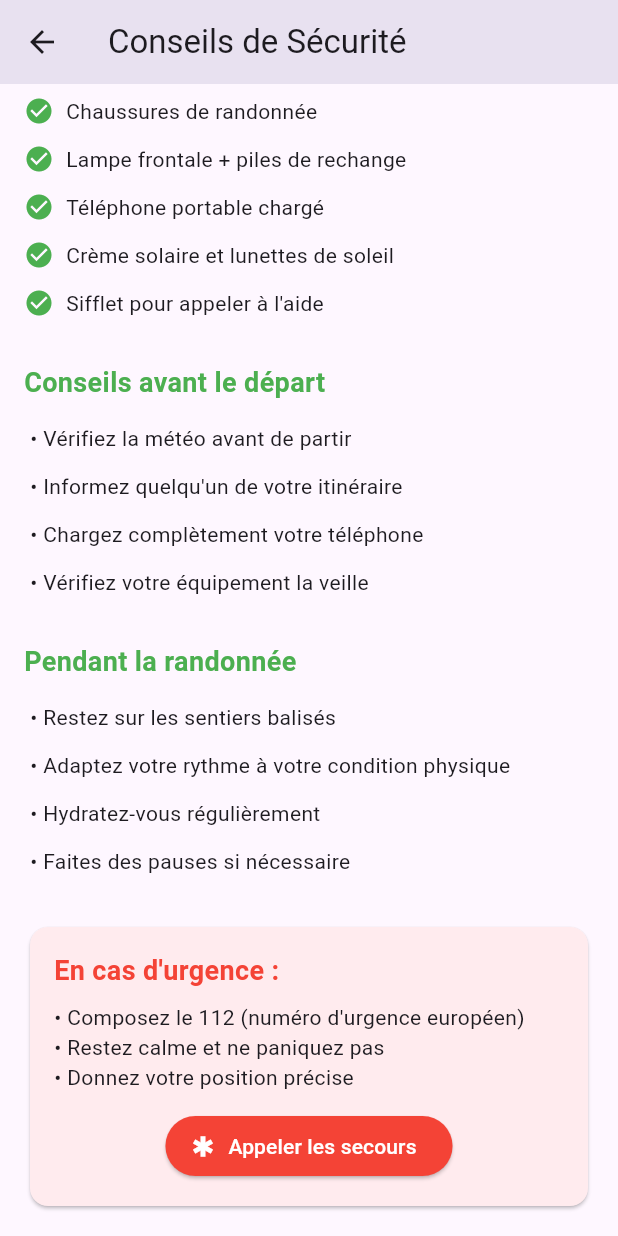
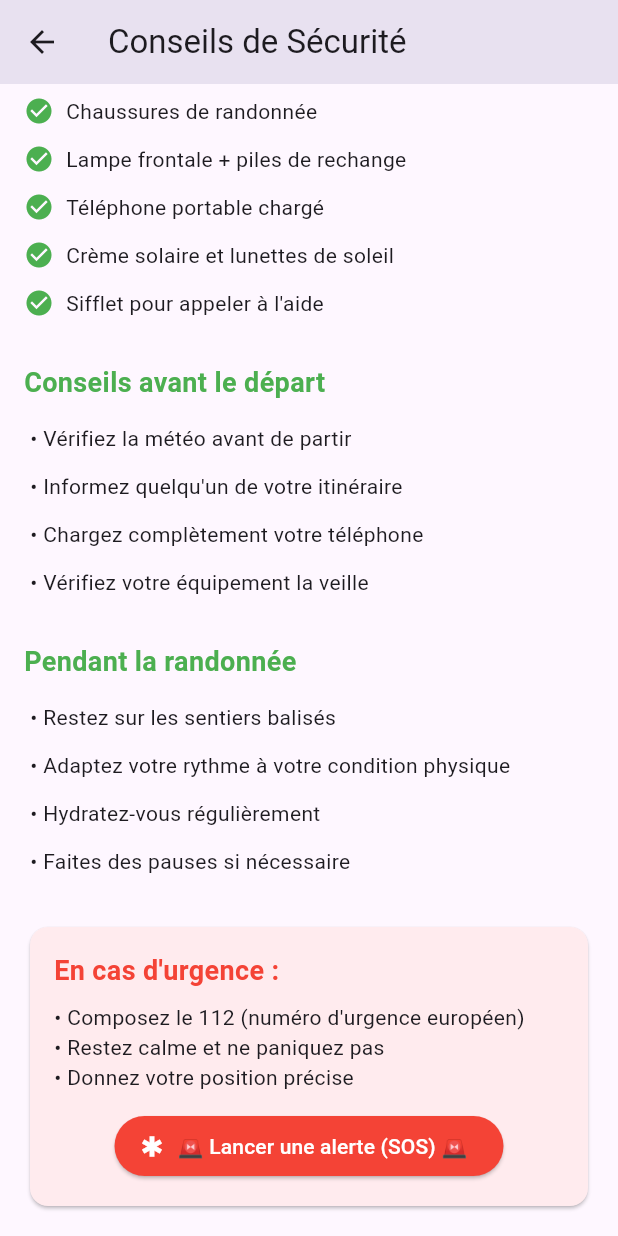
Before and after one commit to Hammoumcelia/Randonnee, a Flutter app: the SafetyTipsScreen screen opened by its route, scrolled down 208 dp, on a phone screen of 412 x 824 dp. Run offline on Flutter 3.47's test engine with Material 3 defaults, Android fonts, the phone set to English and light mode, and no system bars; our stand-ins replace flutter_compass, flutter_map, geolocator, latlong2, permission_handler; accounts and stored records are empty.

Commit message:
Ajout du bouton SOS avec alerte d'urgence et ce qui concerne la meteo

```diff
--- a/lib/screens/safety_tips.dart
+++ b/lib/screens/safety_tips.dart
@@ -105,7 +105,7 @@ class SafetyTipsScreen extends StatelessWidget {
             Center(
               child: ElevatedButton.icon(
                 icon: const Icon(Icons.emergency),
-                label: const Text('Appeler les secours'),
+                label: const Text('🚨 Lancer une alerte (SOS) 🚨'),
                 style: ElevatedButton.styleFrom(
                   backgroundColor: Colors.red,
                   foregroundColor: Colors.white,
@@ -114,7 +114,7 @@ class SafetyTipsScreen extends StatelessWidget {
                   // Implémenter l'appel d'urgence
                   ScaffoldMessenger.of(context).showSnackBar(
                     const SnackBar(
-                      content: Text('Composition du 112 simulée'),
+                      content: Text('Une alerte de détresse a été simulée'),
                       duration: Duration(seconds: 2),
                     ),
                   );
```
